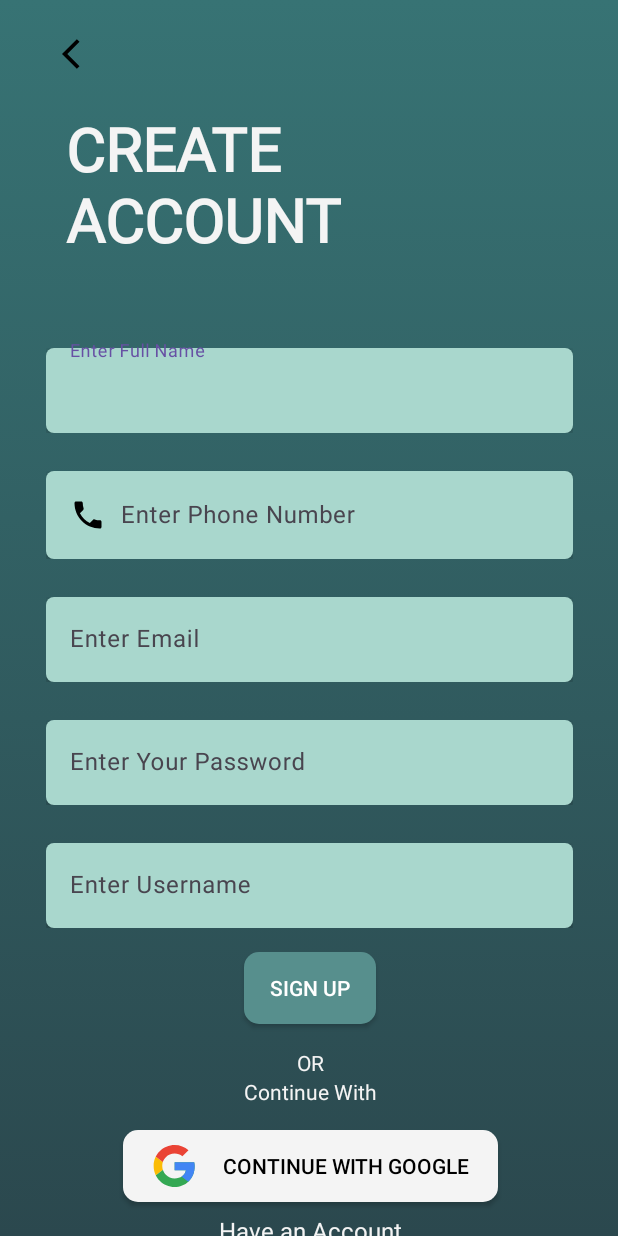
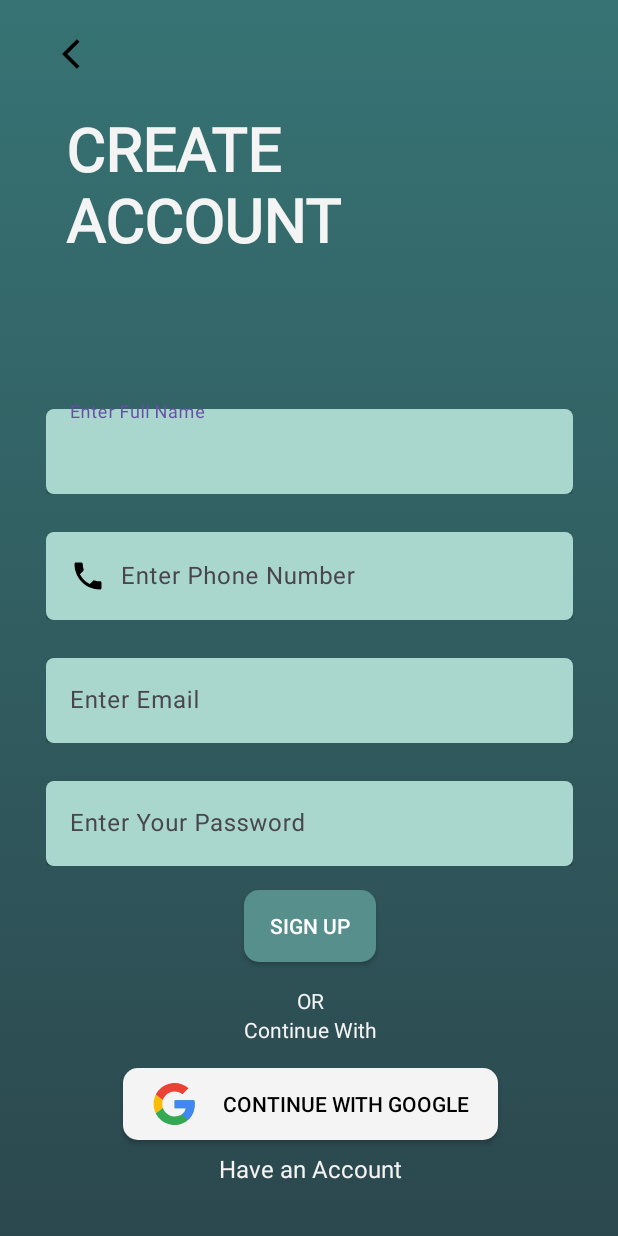
Before and after one commit to sanjay-mali/ngo-app, an Android app: the SignUpActivity2 screen opened directly, with no data from a screen before it, on a phone screen of 412 x 824 dp. Run offline under Robolectric (Android 15) with nearby library versions, the phone set to English and light mode, and no system bars; our stand-ins replace Firebase (no records; nobody signed in at launch, a user with empty details on screens opened directly).

Commit message:
Username removed

```diff
--- a/app/src/main/res/layout/activity_sign_up2.xml
+++ b/app/src/main/res/layout/activity_sign_up2.xml
@@ -119,9 +119,9 @@
             android:background="@drawable/btn"
             android:text="@string/sign_up"
             android:textColor="#FFF"
-            app:layout_constraintEnd_toEndOf="@+id/textInputLayout5"
-            app:layout_constraintStart_toStartOf="@+id/textInputLayout5"
-            app:layout_constraintTop_toBottomOf="@+id/textInputLayout5" />
+            app:layout_constraintEnd_toEndOf="@+id/textInputLayout4"
+            app:layout_constraintStart_toStartOf="@+id/textInputLayout4"
+            app:layout_constraintTop_toBottomOf="@+id/textInputLayout4" />
 
         <com.google.android.material.textfield.TextInputLayout
             android:id="@+id/textInputLayout2"
@@ -185,24 +185,5 @@
                 tools:ignore="DuplicateIds" />
         </com.google.android.material.textfield.TextInputLayout>
 
-        <com.google.android.material.textfield.TextInputLayout
-            android:id="@+id/textInputLayout5"
-            android:layout_width="match_parent"
-            android:layout_height="wrap_content"
-            android:layout_margin="20dp"
-            android:layout_marginTop="24dp"
-            app:layout_constraintEnd_toEndOf="@+id/textInputLayout4"
-            app:layout_constraintStart_toStartOf="@+id/textInputLayout4"
-            app:layout_constraintTop_toBottomOf="@+id/textInputLayout4">
-
-            <com.google.android.material.textfield.TextInputEditText
-                android:id="@+id/userName"
-                android:layout_width="match_parent"
-                android:layout_height="wrap_content"
-                android:background="@drawable/inputs"
-                android:elevation="5dp"
-                android:hint="@string/enter_username"
-                android:textColor="#000" />
-        </com.google.android.material.textfield.TextInputLayout>
     </androidx.constraintlayout.widget.ConstraintLayout>
 </androidx.constraintlayout.widget.ConstraintLayout>
```
